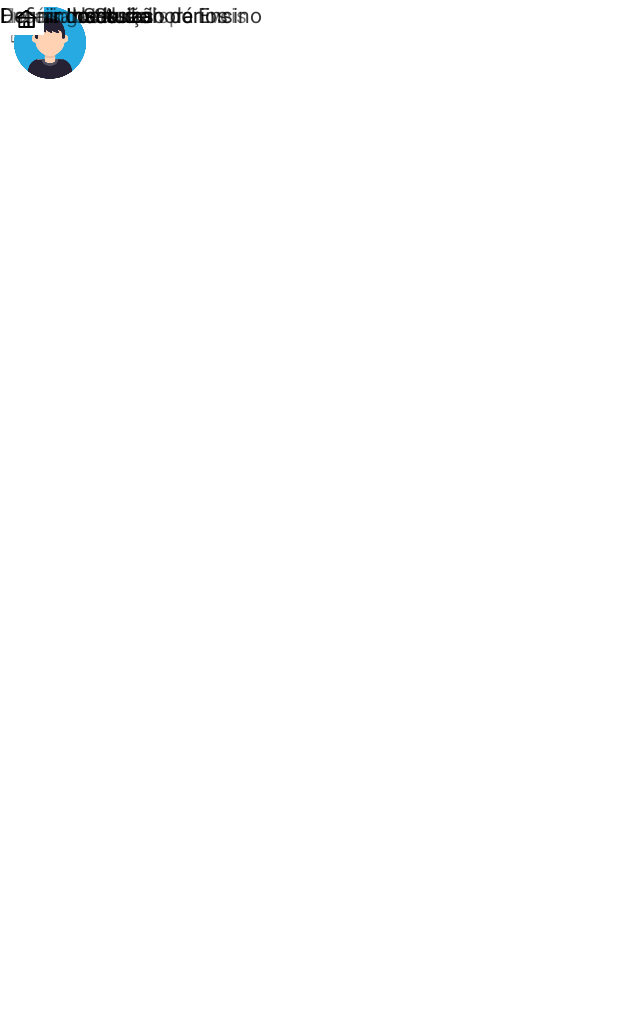
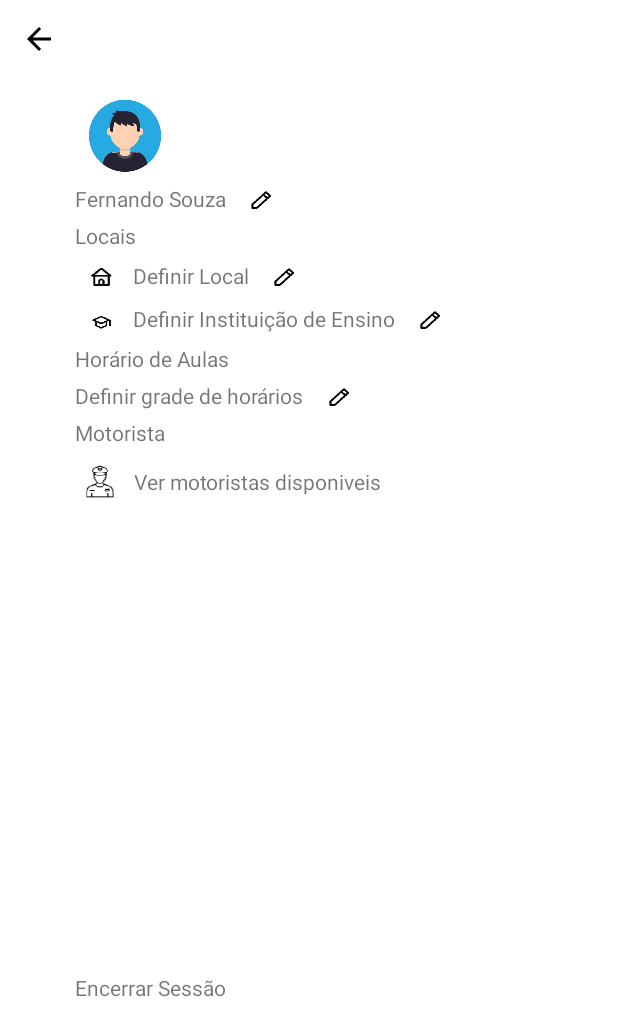
Before and after one commit to EduardoCostaEXE/TCCandroid, an Android app: the layout telaPassageiro.xml on its own in the app's theme, with its tools: preview values and no code run, on a phone screen of 412 x 824 dp. Shown: the top 1036 px of the screen. Run offline under Robolectric (Android 15) with nearby library versions, the light colour scheme and no system bars.

Commit message:
Constraints tela passageiro
Continuam erradas por não ter padronização, mas agora elas existem

```diff
--- a/DAPPassageiros/app/src/main/res/layout/telaPassageiro.xml
+++ b/DAPPassageiros/app/src/main/res/layout/telaPassageiro.xml
@@ -12,59 +12,26 @@
 
 
         <ImageView
-        android:id="@+id/editarEndUniversidade"
-        android:layout_width="35dp"
-        android:layout_height="20dp"
-        app:srcCompat="@drawable/pencil"
-        tools:ignore="MissingConstraints"
-        tools:layout_editor_absoluteX="261dp"
-        tools:layout_editor_absoluteY="219dp" />
-
-    <androidx.constraintlayout.widget.ConstraintLayout
-        android:layout_width="match_parent"
-        android:layout_height="match_parent"
-        android:background="@color/white"
-        android:orientation="vertical"
-        tools:context=".MainActivity"
-        tools:layout_editor_absoluteX="0dp"
-        tools:layout_editor_absoluteY="0dp">
-
-
-        <ImageView
-            android:id="@+id/editNomePassageiro"
-            android:layout_width="35dp"
-            android:layout_height="20dp"
-            app:srcCompat="@drawable/pencil"
-            tools:ignore="MissingConstraints"
-            tools:layout_editor_absoluteX="165dp"
-            tools:layout_editor_absoluteY="166dp" />
-
-        <ImageView
             android:id="@+id/editEndUniversidade"
             android:layout_width="35dp"
             android:layout_height="20dp"
+            android:layout_marginStart="5dp"
+            app:layout_constraintBottom_toBottomOf="@+id/textGrade"
+            app:layout_constraintStart_toEndOf="@+id/textGrade"
+            app:layout_constraintTop_toTopOf="@+id/textGrade"
             app:srcCompat="@drawable/pencil"
-            tools:ignore="MissingConstraints"
-            tools:layout_editor_absoluteX="209dp"
-            tools:layout_editor_absoluteY="317dp" />
-
-        <ImageView
-            android:id="@+id/imagChapeu"
-            android:layout_width="33dp"
-            android:layout_height="23dp"
-            app:srcCompat="@drawable/chapeu"
-            tools:ignore="MissingConstraints"
-            tools:layout_editor_absoluteX="52dp"
-            tools:layout_editor_absoluteY="219dp" />
+            tools:ignore="MissingConstraints" />
 
         <TextView
             android:id="@+id/txtDefUniv"
             android:layout_width="wrap_content"
             android:layout_height="wrap_content"
+            android:layout_marginStart="5dp"
             android:text="Definir Instituição de Ensino"
-            tools:ignore="MissingConstraints"
-            tools:layout_editor_absoluteX="87dp"
-            tools:layout_editor_absoluteY="218dp" />
+            app:layout_constraintBottom_toBottomOf="@+id/imgChapeu"
+            app:layout_constraintStart_toEndOf="@+id/imgChapeu"
+            app:layout_constraintTop_toTopOf="@+id/imgChapeu"
+            tools:ignore="MissingConstraints" />
 
         <ImageView
             android:id="@+id/back_button"
@@ -72,251 +39,166 @@
             android:layout_height="wrap_content"
             android:padding="14dp"
             android:src="@drawable/back_btn"
-            tools:ignore="MissingConstraints"
-            tools:layout_editor_absoluteX="0dp"
-            tools:layout_editor_absoluteY="-1dp">
+            app:layout_constraintStart_toStartOf="parent"
+            app:layout_constraintTop_toTopOf="parent"
+            tools:ignore="MissingConstraints">
 
         </ImageView>
+
+        <ImageView
+            android:id="@+id/editarEndUniversidade"
+            android:layout_width="35dp"
+            android:layout_height="20dp"
+            android:layout_marginStart="5dp"
+            app:layout_constraintBottom_toBottomOf="@+id/txtDefUniv"
+            app:layout_constraintStart_toEndOf="@+id/txtDefUniv"
+            app:layout_constraintTop_toTopOf="@+id/txtDefUniv"
+            app:srcCompat="@drawable/pencil"
+            tools:ignore="MissingConstraints" />
 
         <ImageView
             android:id="@+id/avatar_pass"
             android:layout_width="65dp"
             android:layout_height="55dp"
+            android:layout_marginStart="50dp"
+            android:layout_marginTop="10dp"
+            app:layout_constraintStart_toStartOf="parent"
+            app:layout_constraintTop_toBottomOf="@+id/back_button"
             tools:ignore="MissingConstraints"
-            tools:layout_editor_absoluteX="53dp"
-            tools:layout_editor_absoluteY="43dp"
             tools:srcCompat="@drawable/avatar" />
 
         <ImageView
             android:id="@+id/editNome"
             android:layout_width="35dp"
             android:layout_height="20dp"
+            android:layout_marginStart="5dp"
+            app:layout_constraintBottom_toBottomOf="@+id/nomePass"
+            app:layout_constraintStart_toEndOf="@+id/nomePass"
+            app:layout_constraintTop_toTopOf="@+id/nomePass"
             app:srcCompat="@drawable/pencil"
-            tools:ignore="MissingConstraints"
-            tools:layout_editor_absoluteX="153dp"
-            tools:layout_editor_absoluteY="98dp" />
+            tools:ignore="MissingConstraints" />
 
         <TextView
             android:id="@+id/nomePass"
             android:layout_width="wrap_content"
             android:layout_height="wrap_content"
+            android:layout_marginTop="5dp"
             android:text="Fernando Souza"
-            tools:ignore="MissingConstraints"
-            tools:layout_editor_absoluteX="52dp"
-            tools:layout_editor_absoluteY="98dp" />
+            app:layout_constraintStart_toStartOf="@+id/avatar_pass"
+            app:layout_constraintTop_toBottomOf="@+id/avatar_pass"
+            tools:ignore="MissingConstraints" />
 
         <TextView
             android:id="@+id/local"
             android:layout_width="wrap_content"
             android:layout_height="wrap_content"
+            android:layout_marginTop="5dp"
             android:text="Locais"
-            tools:ignore="MissingConstraints"
-            tools:layout_editor_absoluteX="53dp"
-            tools:layout_editor_absoluteY="131dp" />
-
-        <ImageView
-            android:id="@+id/imagCasa"
-            android:layout_width="33dp"
-            android:layout_height="23dp"
-            app:srcCompat="@drawable/casa"
-            tools:ignore="MissingConstraints"
-            tools:layout_editor_absoluteX="52dp"
-            tools:layout_editor_absoluteY="166dp" />
+            app:layout_constraintStart_toStartOf="@+id/nomePass"
+            app:layout_constraintTop_toBottomOf="@+id/nomePass"
+            tools:ignore="MissingConstraints" />
 
         <TextView
             android:id="@+id/textHorario"
             android:layout_width="wrap_content"
             android:layout_height="wrap_content"
+            android:layout_marginTop="5dp"
             android:text="Horário de Aulas"
-            tools:ignore="MissingConstraints"
-            tools:layout_editor_absoluteX="53dp"
-            tools:layout_editor_absoluteY="281dp" />
+            app:layout_constraintStart_toStartOf="@+id/imgChapeu"
+            app:layout_constraintTop_toBottomOf="@+id/imgChapeu"
+            tools:ignore="MissingConstraints" />
 
         <TextView
             android:id="@+id/txtMotorista"
             android:layout_width="wrap_content"
             android:layout_height="wrap_content"
+            android:layout_marginTop="5dp"
             android:text="Motorista"
-            tools:ignore="MissingConstraints"
-            tools:layout_editor_absoluteX="52dp"
-            tools:layout_editor_absoluteY="356dp" />
+            app:layout_constraintStart_toStartOf="@+id/textGrade"
+            app:layout_constraintTop_toBottomOf="@+id/textGrade"
+            tools:ignore="MissingConstraints" />
 
         <TextView
             android:id="@+id/txtNomeMotorista"
             android:layout_width="wrap_content"
             android:layout_height="wrap_content"
+            android:layout_marginStart="5dp"
             android:text="Ver motoristas disponiveis"
-            tools:ignore="MissingConstraints"
-            tools:layout_editor_absoluteX="91dp"
-            tools:layout_editor_absoluteY="394dp" />
-
-        <TextView
-            android:id="@+id/textEncerrarSessao"
-            android:layout_width="wrap_content"
-            android:layout_height="wrap_content"
-            android:text="Encerrar Sessão"
-            tools:ignore="MissingConstraints"
-            tools:layout_editor_absoluteX="52dp"
-            tools:layout_editor_absoluteY="679dp" />
-
-        <TextView
-            android:id="@+id/textDefinirCasa"
-            android:layout_width="wrap_content"
-            android:layout_height="wrap_content"
-            android:text="Definir Local"
-            tools:layout_editor_absoluteX="87dp"
-            tools:layout_editor_absoluteY="168dp"
+            app:layout_constraintBottom_toBottomOf="@+id/imageView2"
+            app:layout_constraintStart_toEndOf="@+id/imageView2"
+            app:layout_constraintTop_toTopOf="@+id/imageView2"
             tools:ignore="MissingConstraints" />
 
         <TextView
             android:id="@+id/textGrade"
             android:layout_width="wrap_content"
             android:layout_height="wrap_content"
+            android:layout_marginTop="5dp"
             android:text="Definir grade de horários"
-            tools:layout_editor_absoluteX="55dp"
-            tools:layout_editor_absoluteY="317dp"
+            app:layout_constraintStart_toStartOf="@+id/textHorario"
+            app:layout_constraintTop_toBottomOf="@+id/textHorario"
             tools:ignore="MissingConstraints" />
 
         <ImageView
             android:id="@+id/imageView2"
             android:layout_width="34dp"
             android:layout_height="35dp"
+            android:layout_marginTop="5dp"
+            app:layout_constraintStart_toStartOf="@+id/txtMotorista"
+            app:layout_constraintTop_toBottomOf="@+id/txtMotorista"
             app:srcCompat="@drawable/moto"
-            tools:layout_editor_absoluteX="53dp"
-            tools:layout_editor_absoluteY="387dp"
             tools:ignore="MissingConstraints" />
-
-
-    </androidx.constraintlayout.widget.ConstraintLayout>
 
         <ImageView
             android:id="@+id/editarNome2"
             android:layout_width="35dp"
             android:layout_height="20dp"
+            android:layout_marginStart="5dp"
+            app:layout_constraintBottom_toBottomOf="@+id/txtDefinirCasa"
+            app:layout_constraintStart_toEndOf="@+id/txtDefinirCasa"
+            app:layout_constraintTop_toTopOf="@+id/txtDefinirCasa"
             app:srcCompat="@drawable/pencil"
-        tools:ignore="MissingConstraints"
-        tools:layout_editor_absoluteX="165dp"
-        tools:layout_editor_absoluteY="166dp" />
+            tools:ignore="MissingConstraints" />
+
+        <TextView
+            android:id="@+id/txtEncerrarSessao"
+            android:layout_width="wrap_content"
+            android:layout_height="wrap_content"
+            android:layout_marginBottom="156dp"
+            android:text="Encerrar Sessão"
+            app:layout_constraintBottom_toBottomOf="parent"
+            app:layout_constraintStart_toStartOf="@+id/avatar_pass"
+            tools:ignore="MissingConstraints" />
+
+        <TextView
+            android:id="@+id/txtDefinirCasa"
+            android:layout_width="wrap_content"
+            android:layout_height="wrap_content"
+            android:layout_marginStart="5dp"
+            android:text="Definir Local"
+            app:layout_constraintBottom_toBottomOf="@+id/imgCasa"
+            app:layout_constraintStart_toEndOf="@+id/imgCasa"
+            app:layout_constraintTop_toTopOf="@+id/imgCasa"
+            tools:ignore="MissingConstraints" />
 
         <ImageView
-        android:id="@+id/editarEndUniversidade2"
-        android:layout_width="35dp"
-        android:layout_height="20dp"
-        app:srcCompat="@drawable/pencil"
-        tools:ignore="MissingConstraints"
-        tools:layout_editor_absoluteX="261dp"
-        tools:layout_editor_absoluteY="219dp" />
+            android:id="@+id/imgCasa"
+            android:layout_width="33dp"
+            android:layout_height="23dp"
+            android:layout_marginTop="5dp"
+            app:layout_constraintStart_toStartOf="@+id/local"
+            app:layout_constraintTop_toBottomOf="@+id/local"
+            app:srcCompat="@drawable/casa"
+            tools:ignore="MissingConstraints" />
 
         <ImageView
             android:id="@+id/imgChapeu"
             android:layout_width="33dp"
             android:layout_height="23dp"
+            android:layout_marginTop="5dp"
+            app:layout_constraintStart_toStartOf="@+id/imgCasa"
+            app:layout_constraintTop_toBottomOf="@+id/imgCasa"
             app:srcCompat="@drawable/chapeu"
-        tools:ignore="MissingConstraints"
-        tools:layout_editor_absoluteX="52dp"
-        tools:layout_editor_absoluteY="219dp" />
-
-    <TextView
-        android:id="@+id/txtDefinirUniversidade"
-        android:layout_width="wrap_content"
-        android:layout_height="wrap_content"
-        android:text="Definir Instituição de Ensino"
-        tools:ignore="MissingConstraints"
-        tools:layout_editor_absoluteX="87dp"
-        tools:layout_editor_absoluteY="218dp" />
-
-    <ImageView
-        android:id="@+id/back_btn"
-        android:layout_width="wrap_content"
-        android:layout_height="wrap_content"
-        android:padding="14dp"
-        android:src="@drawable/back_btn"
-        tools:ignore="MissingConstraints"
-        tools:layout_editor_absoluteX="0dp"
-        tools:layout_editor_absoluteY="-1dp">
-
-    </ImageView>
-
-    <ImageView
-        android:id="@+id/avatar_passageiro"
-        android:layout_width="65dp"
-        android:layout_height="55dp"
-        tools:ignore="MissingConstraints"
-        tools:layout_editor_absoluteX="53dp"
-        tools:layout_editor_absoluteY="43dp"
-        tools:srcCompat="@drawable/avatar" />
-
-    <ImageView
-        android:id="@+id/editarNome"
-        android:layout_width="35dp"
-        android:layout_height="20dp"
-        app:srcCompat="@drawable/pencil"
-        tools:ignore="MissingConstraints"
-        tools:layout_editor_absoluteX="153dp"
-        tools:layout_editor_absoluteY="98dp" />
-
-    <TextView
-        android:id="@+id/nomePassageiro"
-        android:layout_width="wrap_content"
-        android:layout_height="wrap_content"
-        android:text="Fernando Souza"
-        tools:ignore="MissingConstraints"
-        tools:layout_editor_absoluteX="52dp"
-        tools:layout_editor_absoluteY="98dp" />
-
-    <TextView
-        android:id="@+id/locais"
-        android:layout_width="wrap_content"
-        android:layout_height="wrap_content"
-        android:text="Locais"
-        tools:ignore="MissingConstraints"
-        tools:layout_editor_absoluteX="53dp"
-        tools:layout_editor_absoluteY="131dp" />
-
-    <ImageView
-        android:id="@+id/imgCasa"
-        android:layout_width="33dp"
-        android:layout_height="23dp"
-        app:srcCompat="@drawable/casa"
-        tools:ignore="MissingConstraints"
-        tools:layout_editor_absoluteX="52dp"
-        tools:layout_editor_absoluteY="166dp" />
-
-    <TextView
-        android:id="@+id/txtHorario"
-        android:layout_width="wrap_content"
-        android:layout_height="wrap_content"
-        android:text="Horário de Aulas"
-        tools:ignore="MissingConstraints"
-        tools:layout_editor_absoluteX="53dp"
-        tools:layout_editor_absoluteY="281dp" />
-
-    <TextView
-        android:id="@+id/txtEncerrarSessao"
-        android:layout_width="wrap_content"
-        android:layout_height="wrap_content"
-        android:text="Encerrar Sessão"
-        tools:ignore="MissingConstraints"
-        tools:layout_editor_absoluteX="52dp"
-        tools:layout_editor_absoluteY="679dp" />
-
-    <TextView
-        android:id="@+id/txtDefinirCasa"
-        android:layout_width="wrap_content"
-        android:layout_height="wrap_content"
-        android:text="Definir Local"
-        tools:layout_editor_absoluteX="87dp"
-        tools:layout_editor_absoluteY="168dp"
             tools:ignore="MissingConstraints" />
 
-    <TextView
-        android:id="@+id/txtGrade"
-        android:layout_width="wrap_content"
-        android:layout_height="wrap_content"
-        android:text="Definir grade de horários"
-        tools:layout_editor_absoluteX="55dp"
-        tools:layout_editor_absoluteY="317dp"
-        tools:ignore="MissingConstraints" />
-
-
 </androidx.constraintlayout.widget.ConstraintLayout>
```
Lines whose indentation alone changed are shown as unchanged.
